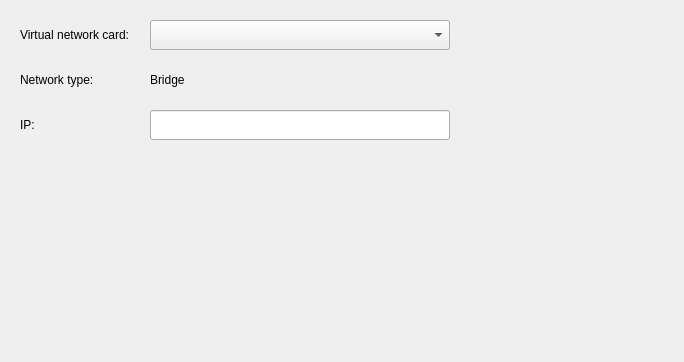
The window that src/pages/container/base-configuration/network-conf-tab.ui (openeuler-mirror/ks-scmc-gui) describes before a commit, drawn with Qt 5.
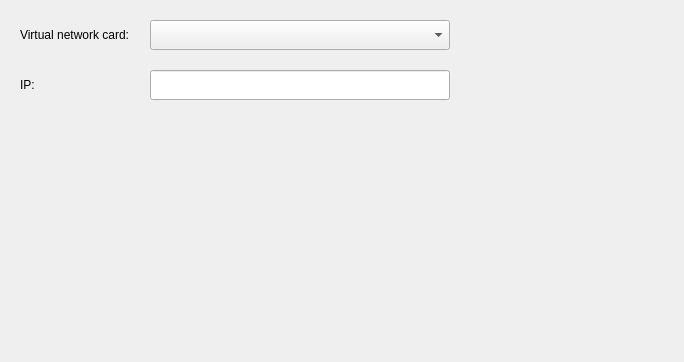
The same window after the commit.

Commit message:
fix(network-config):remove network class in container network config tab - 在容器网络配置tab页中删除网卡类型
Fixes #66986

```diff
--- a/src/pages/container/base-configuration/network-conf-tab.ui
+++ b/src/pages/container/base-configuration/network-conf-tab.ui
@@ -34,51 +34,15 @@
      <property name="spacing">
       <number>20</number>
      </property>
-     <item row="0" column="0">
-      <widget class="QLabel" name="label_4">
-       <property name="text">
-        <string>Virtual network card:</string>
-       </property>
-      </widget>
-     </item>
-     <item row="0" column="1">
-      <widget class="QComboBox" name="cb_virt_networkcard">
-       <property name="minimumSize">
-        <size>
-         <width>300</width>
-         <height>30</height>
-        </size>
-       </property>
-       <property name="maximumSize">
-        <size>
-         <width>300</width>
-         <height>30</height>
-        </size>
-       </property>
-      </widget>
-     </item>
-     <item row="2" column="0">
+     <item row="1" column="0">
       <widget class="QLabel" name="label_7">
        <property name="text">
         <string>IP:</string>
        </property>
       </widget>
      </item>
-     <item row="2" column="2">
-      <spacer name="horizontalSpacer_3">
-       <property name="orientation">
-        <enum>Qt::Horizontal</enum>
-       </property>
-       <property name="sizeHint" stdset="0">
-        <size>
-         <width>40</width>
-         <height>20</height>
-        </size>
-       </property>
-      </spacer>
-     </item>
-     <item row="2" column="1">
-      <widget class="QLineEdit" name="lineEdit_ip">
+     <item row="0" column="1">
+      <widget class="QComboBox" name="cb_virt_networkcard">
        <property name="minimumSize">
         <size>
          <width>300</width>
@@ -93,15 +57,8 @@
        </property>
       </widget>
      </item>
-     <item row="1" column="1">
-      <widget class="QLabel" name="label">
-       <property name="text">
-        <string>Bridge</string>
-       </property>
-      </widget>
-     </item>
      <item row="1" column="2">
-      <spacer name="horizontalSpacer_2">
+      <spacer name="horizontalSpacer_3">
        <property name="orientation">
         <enum>Qt::Horizontal</enum>
        </property>
@@ -113,13 +70,6 @@
        </property>
       </spacer>
      </item>
-     <item row="1" column="0">
-      <widget class="QLabel" name="label_6">
-       <property name="text">
-        <string>Network type:</string>
-       </property>
-      </widget>
-     </item>
      <item row="0" column="2">
       <spacer name="horizontalSpacer">
        <property name="orientation">
@@ -133,6 +83,29 @@
        </property>
       </spacer>
      </item>
+     <item row="1" column="1">
+      <widget class="QLineEdit" name="lineEdit_ip">
+       <property name="minimumSize">
+        <size>
+         <width>300</width>
+         <height>30</height>
+        </size>
+       </property>
+       <property name="maximumSize">
+        <size>
+         <width>300</width>
+         <height>30</height>
+        </size>
+       </property>
+      </widget>
+     </item>
+     <item row="0" column="0">
+      <widget class="QLabel" name="label_4">
+       <property name="text">
+        <string>Virtual network card:</string>
+       </property>
+      </widget>
+     </item>
     </layout>
    </item>
    <item>
```
